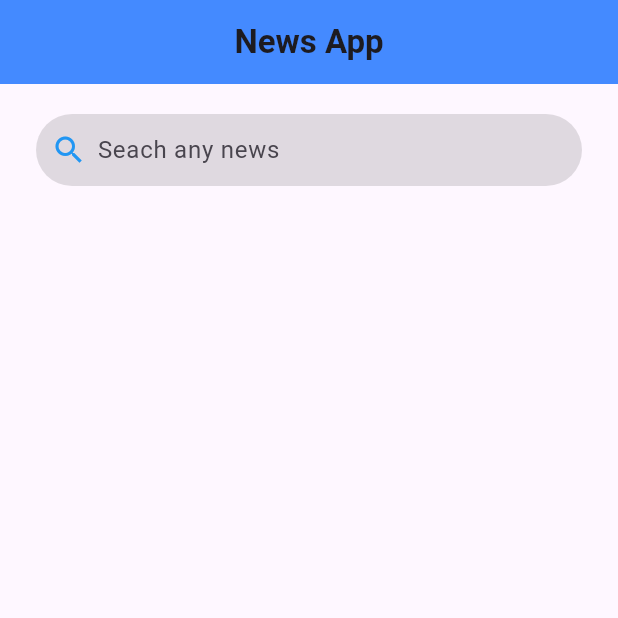
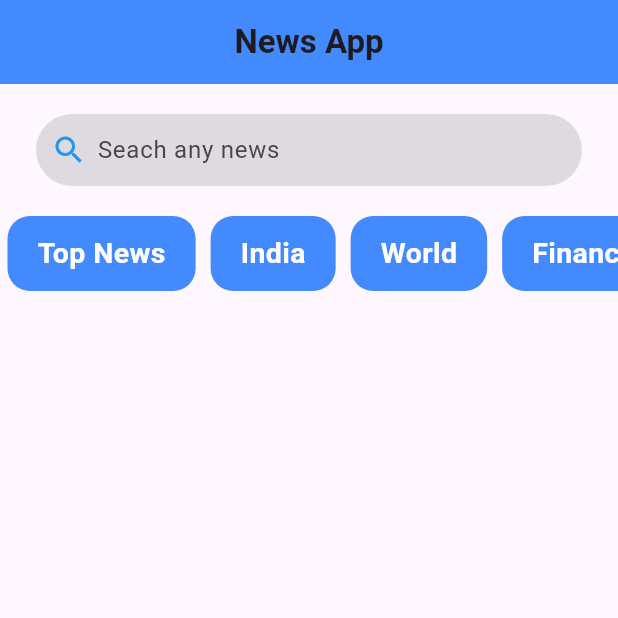
Before and after one commit to code-with-divyesh/news_app, a Flutter app: the screen it shows after launch, on a phone screen of 412 x 824 dp, the top half of it. Run offline on Flutter 3.47's test engine with Material 3 defaults, Android fonts, the phone set to English and light mode, and no system bars.

Commit message:
NavBar Created

```diff
--- a/lib/home.dart
+++ b/lib/home.dart
@@ -11,6 +11,7 @@ class Home extends StatefulWidget {
 
 class _HomeState extends State<Home> {
   TextEditingController searchController = new TextEditingController();
+  List<String> newsItem = ["Top News", "India", "World", "Finance", "Health"];
   @override
   Widget build(BuildContext context) {
     return Scaffold(
@@ -61,6 +62,37 @@ class _HomeState extends State<Home> {
                   ),
                 ],
               ),
+            ),
+            Container(
+              height: 50,
+              child: ListView.builder(
+                  shrinkWrap: true,
+                  scrollDirection: Axis.horizontal,
+                  itemCount: newsItem.length,
+                  itemBuilder: (context, index) {
+                    return InkWell(
+                      onTap: () {
+                        print(newsItem[index]);
+                      },
+                      child: Container(
+                        margin: EdgeInsets.symmetric(horizontal: 5.0),
+                        padding:
+                            EdgeInsets.symmetric(horizontal: 20, vertical: 10),
+                        decoration: BoxDecoration(
+                            color: Colors.blueAccent,
+                            borderRadius: BorderRadius.circular(15)),
+                        child: Center(
+                          child: Text(
+                            newsItem[index],
+                            style: TextStyle(
+                                fontSize: 19,
+                                color: Colors.white,
+                                fontWeight: FontWeight.bold),
+                          ),
+                        ),
+                      ),
+                    );
+                  }),
             )
           ],
         ),
```
